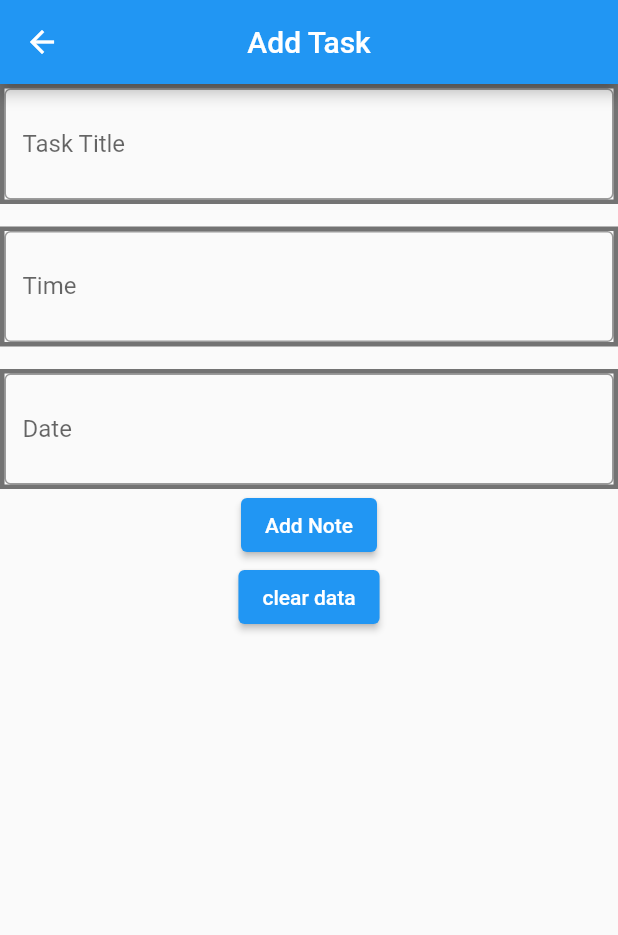
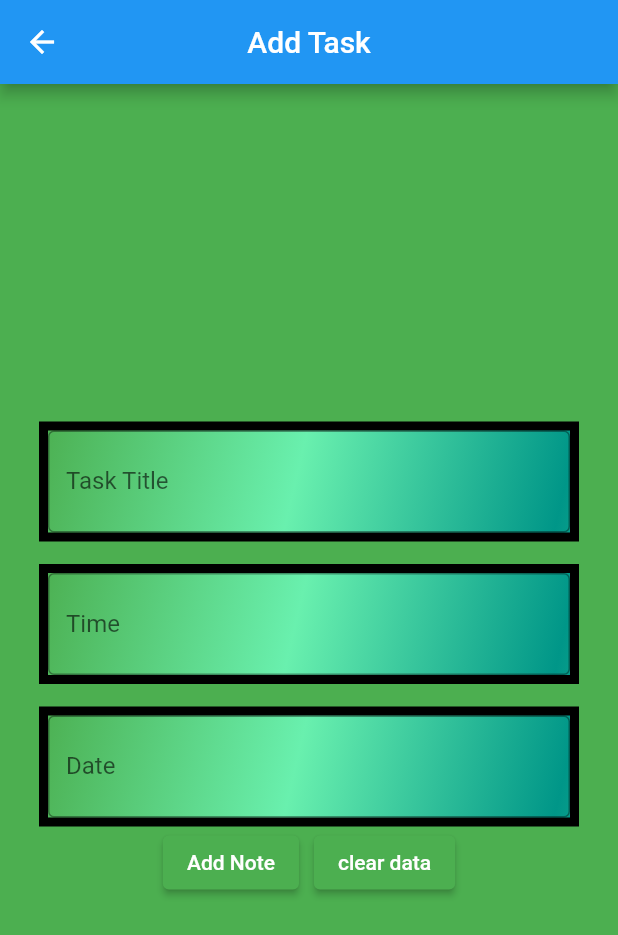
Before and after one commit to HassanEmad0010/to_do_Application_SecondVersion, a Flutter app: the AddTaskScreen screen opened by its route, on a phone screen of 412 x 824 dp. Shown: the top 935 px of the screen. Run offline on Flutter 3.47's test engine with Material 2 defaults, Android fonts, the phone set to English and light mode, and no system bars; our stand-ins replace sqflite; accounts and stored records are empty.

Commit message:
modify colors, done

```diff
--- a/lib/layouts/HomeScreen.dart
+++ b/lib/layouts/HomeScreen.dart
@@ -21,7 +21,7 @@ class _HomeScreenState extends State<HomeScreen> {
   SqlDb myDb = SqlDb();
   int currentIndex = 0;
   var scaffoldKey = GlobalKey<ScaffoldState>();
-  IconData floatingIcon = Icons.edit;
+  IconData floatingIcon = Icons.add;
 
   List<Widget> Screens = [
     NewTaskScreen(),
@@ -66,11 +66,13 @@ class _HomeScreenState extends State<HomeScreen> {
       ),
       body: Screens[currentIndex],
       floatingActionButton: FloatingActionButton(
+        backgroundColor: Colors.blueAccent,
         onPressed: () async {
           setState(() {});
           Navigator.of(context).pushNamed("AddTaskRoute");
         },
         child: Icon(floatingIcon),
+
       ),
       bottomNavigationBar: BottomNavigationBar(
         iconSize: 30,
--- a/lib/modules/AddTaskScreen.dart
+++ b/lib/modules/AddTaskScreen.dart
@@ -23,17 +23,27 @@ class _AddTaskScreenState extends State<AddTaskScreen> {
   @override
   Widget build(BuildContext context) {
     return Scaffold(
+
+      backgroundColor: Colors.green,
       appBar: AppBar(
         title: Text("Add Task"),
         centerTitle: true,
       ),
-      body: Container(
+      body: Column(
+        mainAxisAlignment: MainAxisAlignment.center,
+        children: [
+          SingleChildScrollView(
+            scrollDirection: Axis.vertical,
+            child: Container(
+              margin: EdgeInsets.all(26),
               child: Form(
                 key: textFormKey,
                 child: Column(
                   mainAxisSize: MainAxisSize.max,
                   children: [
                     textFormField(
+                      color: Colors.black,
+
                       formFieldText: "Task Title",
                       textEditingController: titleController,
                       onTabFunction: () {
@@ -51,7 +61,9 @@ class _AddTaskScreenState extends State<AddTaskScreen> {
                       height: 15,
                     ),
                     textFormField(
-                textInputType: TextInputType.numberWithOptions(),
+                      color: Colors.black,
+
+                      textInputType: TextInputType.none,
                       onTabFunction: () {
                         showTimePicker(context: context, initialTime: TimeOfDay.now())
                             .then((value) {
@@ -73,6 +85,8 @@ class _AddTaskScreenState extends State<AddTaskScreen> {
                       height: 15,
                     ),
                     textFormField(
+                      color: Colors.black,
+                      textInputType: TextInputType.none,
                       textEditingController: dateController,
                       formFieldText: "Date",
                       iconPrefix: Icons.date_range_outlined,
@@ -93,7 +107,12 @@ class _AddTaskScreenState extends State<AddTaskScreen> {
                         });
                       },
                     ),
+
+                    Row(
+                      mainAxisAlignment: MainAxisAlignment.center,
+                      children: [
                         ElevatedButton(
+                          style: ButtonStyle(backgroundColor:MaterialStateProperty.all<Color>(Colors.green,)),
                           onPressed: () async {
                             setState(() {});
 
@@ -111,9 +130,13 @@ class _AddTaskScreenState extends State<AddTaskScreen> {
 
                             }
                           },
+
                           child: const Text('Add Note'),
                         ),
+                        SizedBox(width: 10,),
                         ElevatedButton(
+                          style: ButtonStyle(backgroundColor:MaterialStateProperty.all<Color>(Colors.green,)),
+
                           onPressed: () {
                             setState(() {
                               titleController.text = "";
@@ -130,7 +153,12 @@ class _AddTaskScreenState extends State<AddTaskScreen> {
                         ),
                       ],
                     ),
+                  ],
                 ),
+              ),
+            ),
+          ),
+        ],
       ),
     );
   }
--- a/lib/shared/componant/componant.dart
+++ b/lib/shared/componant/componant.dart
@@ -2,9 +2,11 @@ import 'package:flutter/cupertino.dart';
 import 'package:flutter/material.dart';
 import 'package:sqflite/sqflite.dart';
 
+
+
 Widget textFormField({
   required TextEditingController textEditingController,
-  TextInputType textInputType = TextInputType.emailAddress,
+  TextInputType textInputType = TextInputType.text,
   //bool isPassword = false,
   String formFieldText = "Your Data",
   required String? Function(String? value) validator,
@@ -12,23 +14,43 @@ Widget textFormField({
   Function()? suffixFunction,
   IconData? iconPrefix,
   IconData? iconSuffix,
-  Color color = Colors.black54,
+  Color color = Colors.white,
   double width = double.infinity,
   double height = 80,
 }) =>
     Container(
-      decoration: BoxDecoration(border: Border.all(color: color, width: 3)),
+      decoration: BoxDecoration(
+          border: Border.all(color: color, width: 6),
+        gradient:  const LinearGradient(
+          begin: Alignment.topLeft,
+          end: Alignment(0.9, 1),
+          colors: <Color>[
+            Colors.green,
+            Colors.greenAccent,
+            Colors.teal,
+
+          ], // Gradient from https://learnui.design/tools/gradient-generator.html
+          tileMode: TileMode.mirror,
+        ),
+
+      ),
+
       width: width,
       height: height,
       child: TextFormField(
+        textAlign: TextAlign.center,
         onTap: onTabFunction,
         decoration: InputDecoration(
           border: const OutlineInputBorder(),
           prefix: Icon(iconPrefix),
           suffix: IconButton(onPressed: suffixFunction, icon: Icon(iconSuffix)),
           labelText: formFieldText,
+          fillColor: Colors.green,
+        hoverColor: Colors.green,
+          iconColor: Colors.blue,
           //floatingLabelAlignment: FloatingLabelAlignment.center,
         ),
+
         controller: textEditingController,
         keyboardType: textInputType,
         validator: validator,
@@ -41,11 +63,17 @@ Widget cardBuilder({
   required String snapDate,
   required String snapTime,
   required String snapStatus,
+  IconData icon = Icons.done,
   TextStyle textStyle = const TextStyle(color: Colors.white, fontSize: 15),
+  required Function() PressFunction,
   required Function() longPressFunction,
   Color color = Colors.green,
 }) {
-  return Container(
+  return
+
+
+    Container(
+
       decoration: BoxDecoration(
         // shape: BoxShape.circle,
         border: Border.all(color: Colors.black, width: 4),
@@ -53,6 +81,19 @@ Widget cardBuilder({
           Radius.circular(14.0),
         ),
         color: color,
+        gradient:  const LinearGradient(
+          begin: Alignment.topLeft,
+          end: Alignment(0.8, 1),
+          colors: <Color>[
+            Colors.teal,
+            //Colors.indigo,
+            Colors.lightBlue,
+
+
+          ], // Gradient from https://learnui.design/tools/gradient-generator.html
+          tileMode: TileMode.mirror,
+        ),
+
       ),
       width: 100,
       height: 80,
@@ -66,17 +107,25 @@ Widget cardBuilder({
           snapDate,
           style: textStyle,
         ),
+        dense: true,
         leading: Text(snapTitle, style: textStyle),
         subtitle: Text(snapTime, style: textStyle),
-      trailing: Text(snapStatus, style: textStyle),
-      onTap: longPressFunction,
+        //trailing: Text(snapStatus, style: textStyle),
+        trailing:  IconButton(icon: Icon(icon), onPressed: PressFunction,),
 
-      //onLongPress:
+        onLongPress:longPressFunction,
 
-      selectedTileColor: Colors.deepPurple,
-      selectedColor: Colors.red,
+        selectedTileColor: Colors.white,
+        selectedColor: Colors.white,
       ),
 
       //Text(snapTitle,style: TextStyle(color: Colors.white,fontSize: 20),),
     );
+
+
+
+
+
+
+  ;
 }
```
Also changed, not shown: lib/modules/DoneTaskScreen.dart (+4 -4 lines), lib/modules/DraftTaskScreen.dart (+4 -4 lines), lib/modules/NewTaskScreen.dart (+6 -2 lines). Lines whose indentation alone changed are shown as unchanged.
